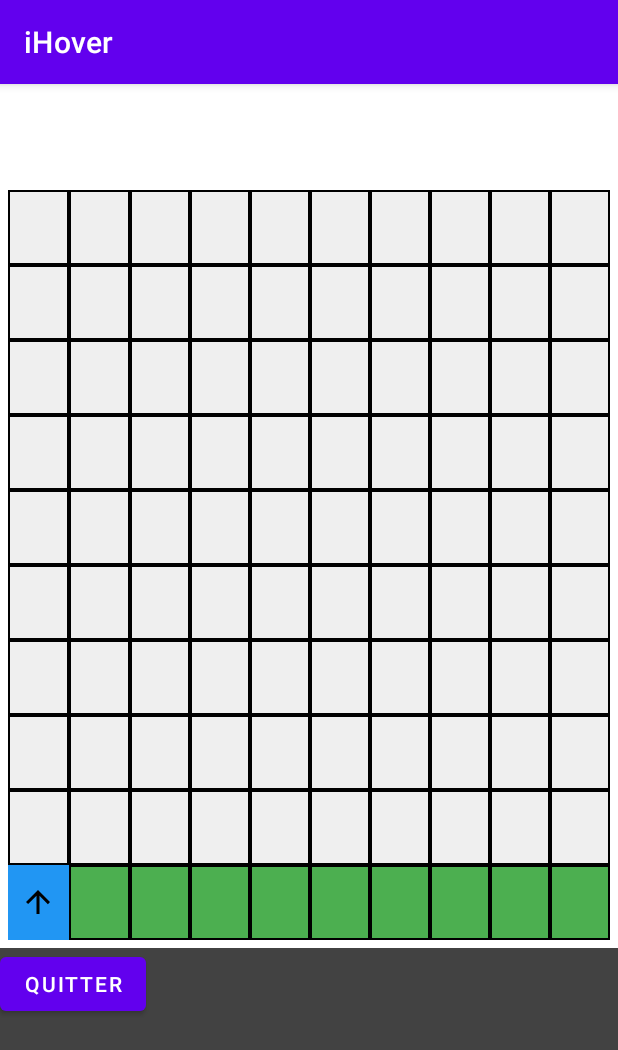
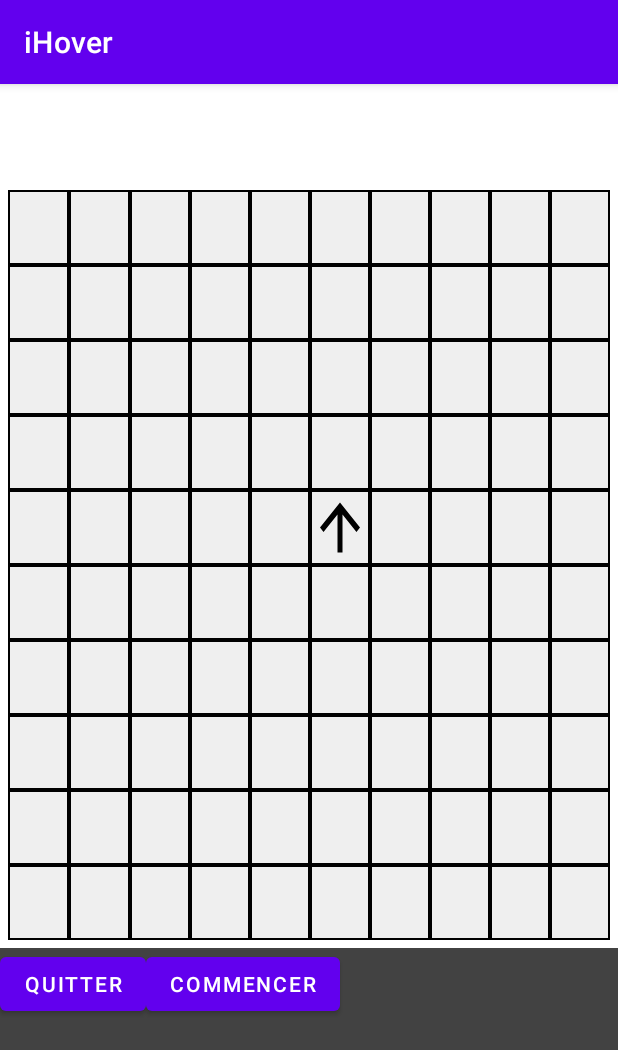
Before and after one commit to ousmane-diallo-sio/iHoover, an Android app: the screen it shows after launch (GridActivity), after a tap on "CRÉER LA GRILLE", on a phone screen of 412 x 824 dp. Shown: the top 1050 px of the screen. Run offline under Robolectric (Android 15) with nearby library versions, the phone set to English and light mode, and no system bars.

Commit message:
15/08/2022

```diff
--- a/app/src/main/java/com/yanport/GridActivity.java
+++ b/app/src/main/java/com/yanport/GridActivity.java
@@ -12,11 +12,14 @@ import android.util.Pair;
 import android.view.LayoutInflater;
 import android.view.View;
 import android.view.ViewGroup;
+import android.widget.Button;
+import android.widget.FrameLayout;
 import android.widget.ImageView;
 import android.widget.LinearLayout;
 import android.widget.TableLayout;
 import android.widget.TextView;
 
+import com.yanport.entites.Commands;
 import com.yanport.entites.Vacuum;
 
 import java.util.ArrayList;
@@ -30,6 +33,7 @@ public class GridActivity extends AppCompatActivity {
     int gridLength;
 
     TableLayout gridContainer;
+    Button btnStart;
 
     @Override
     protected void onCreate(Bundle savedInstanceState) {
@@ -37,6 +41,7 @@ public class GridActivity extends AppCompatActivity {
         setContentView(R.layout.activity_grid);
 
         this.gridContainer = findViewById(R.id.gridContainer);
+        this.btnStart = findViewById(R.id.btnStart);
 
         Bundle bundle = new Bundle();
         bundle = getIntent().getExtras();
@@ -51,21 +56,34 @@ public class GridActivity extends AppCompatActivity {
         for(int i = 0; i < this.gridHeight; i++){
             LinearLayout row = (LinearLayout) inflater.inflate(R.layout.grid_row, null);
             for(int j = 0; j < this.gridLength; j++){
-                View box = inflater.inflate(R.layout.grid_box, row);
+                LinearLayout box = (LinearLayout) inflater.inflate(R.layout.grid_box, row);
+                box.setId(View.generateViewId());
             }
 
             gridContainer.addView(row);
         }
 
-        Vacuum vacuum = new Vacuum(new Pair<>(gridLength, gridHeight), new ImageView(this));
+        Vacuum vacuum = new Vacuum(gridContainer, new Pair<>(gridLength, gridHeight), new ImageView(this));
+        List<Commands> commandList = new ArrayList();
+        //commandList.add(Commands.D);
+        commandList.add(Commands.A);
+        //commandList.add(Commands.D);
+        //commandList.add(Commands.A);
 
-        LinearLayout layout = (LinearLayout) this.gridContainer.getChildAt(0);
+        btnStart.setOnClickListener(new View.OnClickListener() {
+            @Override
+            public void onClick(View view) {
+                vacuum.move(commandList);
+            }
+        });
+
+
+        /*LinearLayout layout = (LinearLayout) this.gridContainer.getChildAt(0);
         layout.setBackgroundResource(R.color.green);
         LinearLayout case1 = (LinearLayout) layout.getChildAt(0);
         case1.setBackgroundResource(R.color.blue);
         TextView tv = new TextView(this);
-        tv.setText("Test");
-        case1.addView(vacuum.getVacuumImg());
+        tv.setText("Test");*/
 
 
 
--- a/app/src/main/java/com/yanport/entites/Vacuum.java
+++ b/app/src/main/java/com/yanport/entites/Vacuum.java
@@ -1,13 +1,19 @@
 package com.yanport.entites;
 
-import android.content.Context;
-import android.text.Layout;
+
+import android.graphics.Bitmap;
+import android.graphics.drawable.Drawable;
+import android.os.Handler;
+import android.util.Log;
 import android.util.Pair;
-import android.view.LayoutInflater;
+
 import android.view.View;
+import android.view.ViewGroup;
+import android.view.ViewParent;
 import android.widget.ImageView;
+import android.widget.LinearLayout;
+import android.widget.TableLayout;
 
-import com.yanport.GridActivity;
 import com.yanport.R;
 
 import java.util.ArrayList;
@@ -15,31 +21,66 @@ import java.util.List;
 
 public class Vacuum {
 
+    private final static String logTag = "Vacuum";
+
+    private TableLayout gridContainer;
+    private List<LinearLayout> gridRows = new ArrayList<>();
+    private LinearLayout currentBox;
     private Coordinates coordinates;
     private ImageView vacuumImg;
 
-    public Vacuum(Pair<Integer, Integer> gridDimension, ImageView vacuumImg){
+    public Vacuum(TableLayout gridContainer, Pair<Integer, Integer> gridDimension, ImageView vacuumImg){
+        this.gridContainer = gridContainer;
         this.coordinates = new Coordinates(gridDimension);
         this.vacuumImg = vacuumImg;
+
         this.vacuumImg.setBackgroundResource(R.drawable.vacuum);
+        this.vacuumImg.setLayoutParams(new ViewGroup.LayoutParams(
+                ViewGroup.LayoutParams.MATCH_PARENT,
+                ViewGroup.LayoutParams.MATCH_PARENT
+        ));
+
+        for(int i=0; i<this.gridContainer.getChildCount(); i++){
+            this.gridRows.add((LinearLayout) this.gridContainer.getChildAt(i));
+        }
+
+        this.currentBox = (LinearLayout) this.gridRows.get(5).getChildAt(5);
+        this.currentBox.addView(vacuumImg);
+
+        Log.i(logTag, String.format("Nombre de lignes : %s", this.gridRows.size()));
+
     }
 
+
     public Coordinates move(List<Commands> commands){
+
         for(Commands command : commands){
+            Log.i(logTag, String.format("\n\nNombre d'élément à l'intérieur du container (1) : %s", this.currentBox.getChildCount()));
+            this.currentBox.removeAllViewsInLayout();
             if(command == Commands.A){
+                Log.i(logTag, String.format("Nombre d'élément à l'intérieur du container (2) : %s", this.currentBox.getChildCount()));
+
                 this.coordinates.transform();
-            } else {
-                this.coordinates.rotate(command);
+                this.updateCurrentBox();
+                this.currentBox.addView(this.vacuumImg);
+            }
+            else {
+                this.coordinates.rotate(command, this.vacuumImg);
+                this.updateCurrentBox();
+                //this.currentBox.addView(this.vacuumImg);
             }
         }
+        Log.i(logTag, String.format("Nombre d'élément à l'intérieur du container (3) : %s", this.currentBox.getChildCount()));
+
         return this.coordinates;
+    }
+
+    public void updateCurrentBox(){
+        this.currentBox = (LinearLayout) this.gridRows.get(this.coordinates.getPositionY()).getChildAt(this.coordinates.getPositionX());
     }
 
     public Coordinates getCoordinates(){
         return this.coordinates;
     }
 
-    public ImageView getVacuumImg() {
-        return vacuumImg;
-    }
 }
--- a/app/src/main/res/layout/activity_grid.xml
+++ b/app/src/main/res/layout/activity_grid.xml
@@ -34,6 +34,12 @@
                 android:text="Quitter"
                 android:onClick="quitActivity"/>
 
+            <Button
+                android:id="@+id/btnStart"
+                android:layout_width="wrap_content"
+                android:layout_height="wrap_content"
+                android:text="Commencer"/>
+
         </LinearLayout>
 
     </LinearLayout>
--- a/app/src/main/res/layout/grid_box.xml
+++ b/app/src/main/res/layout/grid_box.xml
@@ -4,6 +4,7 @@
     android:layout_height="50dp"
     android:layout_weight="1"
     android:gravity="center"
+    android:animateLayoutChanges="true"
     android:background="@drawable/grid_box_border"
     xmlns:android="http://schemas.android.com/apk/res/android"
     android:orientation="horizontal" />
--- a/app/src/main/res/layout/grid_row.xml
+++ b/app/src/main/res/layout/grid_row.xml
@@ -3,6 +3,7 @@
     android:layout_height="match_parent"
     android:layout_width="match_parent"
     android:layout_weight="1"
+    android:animateLayoutChanges="true"
     android:orientation="horizontal"
     android:background="#10000000"
     android:rotation="180"
```
Also changed, not shown: app/src/main/java/com/yanport/entites/Coordinates.java (+9 -6 lines).
